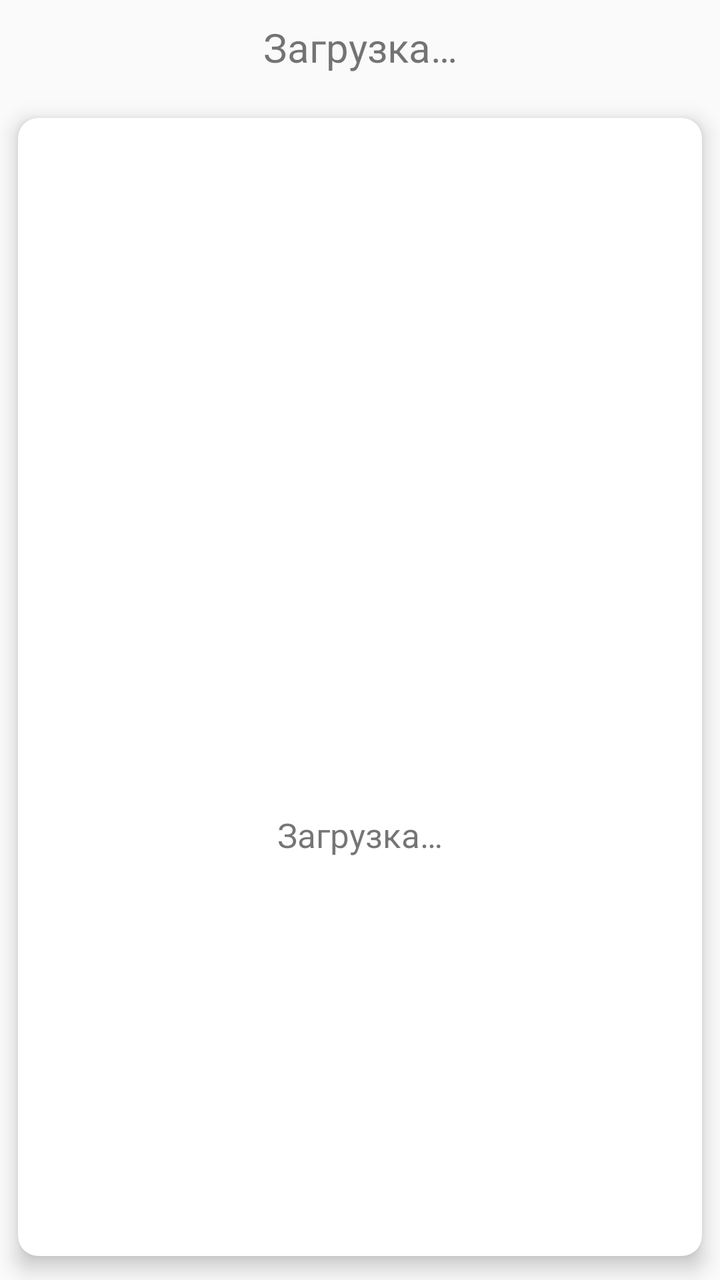
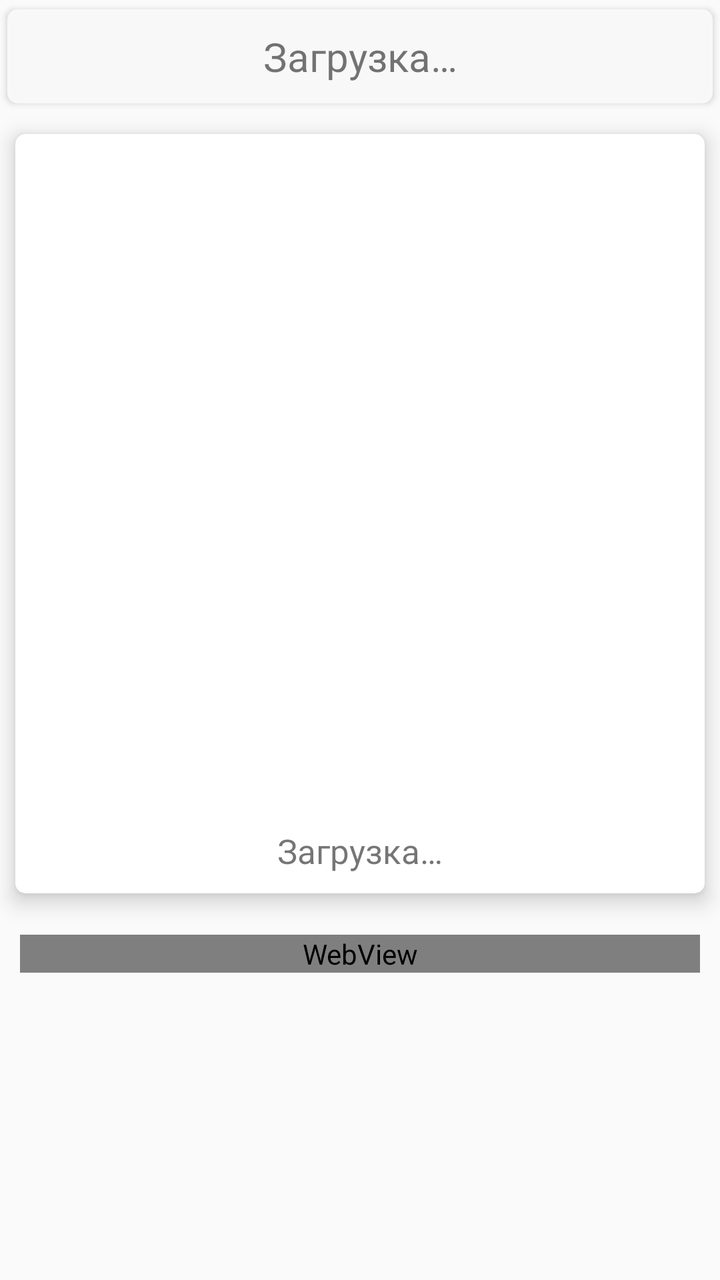

Compare the two renders of this Android layout. The source of the first and the diff that turns it into the second are given below.
<!-- AndroidManifest.xml: application theme AppTheme -->
<!-- res/layout/activity_full.xml -->
<?xml version="1.0" encoding="utf-8"?>
<LinearLayout
    xmlns:android="http://schemas.android.com/apk/res/android"
    xmlns:app="http://schemas.android.com/apk/res-auto"
    xmlns:tools="http://schemas.android.com/tools"
    android:id="@+id/main"
    android:orientation="vertical"
    android:layout_width="match_parent"
    android:layout_height="match_parent"
    tools:context=".activity.FullActivity">

    <TextView
        android:id="@+id/view_title_full"
        android:textAlignment="center"
        android:padding="10dp"
        android:layout_width="match_parent"
        android:layout_height="wrap_content"
        android:ellipsize="end"
        android:maxLines="1"
        android:singleLine="true"
        android:text="@string/example_title"
        android:textSize="20sp" />

    <androidx.cardview.widget.CardView
        android:layout_width="match_parent"
        android:layout_height="match_parent"
        android:scrollbars="vertical"
        app:cardCornerRadius="10dp"
        app:cardElevation="6dp"
        app:cardPreventCornerOverlap="true"
        app:cardUseCompatPadding="true"
        tools:layout_editor_absoluteX="1dp">

        <LinearLayout
            android:orientation="vertical"
            android:layout_width="match_parent"
            android:layout_height="match_parent">

            <ImageView
                android:id="@+id/view_image_full"
                android:layout_margin="20dp"
                android:layout_width="198dp"
                android:layout_height="297dp"
                android:layout_gravity="center|top"
                android:contentDescription="@string/todo" />

            <TextView
                android:id="@+id/view_descr"
                android:padding="10dp"
                android:layout_gravity="center"
                android:layout_width="wrap_content"
                android:layout_height="wrap_content"
                android:ellipsize="end"
                android:text="@string/example_title"
                android:textSize="17sp"
                tools:ignore="RtlCompat" />

        </LinearLayout>

    </androidx.cardview.widget.CardView>

</LinearLayout>
<!-- resources referenced by this layout -->
<resources>
  <string name="example_title">Загрузка…</string>
  <string name="todo">TODO</string>
  <style name="AppTheme" parent="Theme.AppCompat.Light.DarkActionBar">
          <item name="colorPrimary">#162687</item>
          <item name="colorPrimaryDark">#734E16</item>
      </style>
</resources>

<!-- the commit's change to res/layout/activity_full.xml (unified diff, before → after) -->
@@ -1,31 +1,49 @@
 <?xml version="1.0" encoding="utf-8"?>
+<ScrollView
+    xmlns:android="http://schemas.android.com/apk/res/android"
+    xmlns:tools="http://schemas.android.com/tools"
+    android:layout_width="match_parent"
+    android:layout_height="match_parent">
+
 <LinearLayout
-    xmlns:android="http://schemas.android.com/apk/res/android"
     xmlns:app="http://schemas.android.com/apk/res-auto"
-    xmlns:tools="http://schemas.android.com/tools"
     android:id="@+id/main"
+    android:scrollbars="vertical"
     android:orientation="vertical"
     android:layout_width="match_parent"
-    android:layout_height="match_parent"
-    tools:context=".activity.FullActivity">
+    android:layout_height="wrap_content"
+    tools:context=".activity.FullActivity"
+    tools:ignore="WebViewLayout">
 
-    <TextView
-        android:id="@+id/view_title_full"
-        android:textAlignment="center"
-        android:padding="10dp"
+    <androidx.cardview.widget.CardView
+        app:cardBackgroundColor="#F8F8F8"
         android:layout_width="match_parent"
-        android:layout_height="wrap_content"
-        android:ellipsize="end"
-        android:maxLines="1"
-        android:singleLine="true"
-        android:text="@string/example_title"
-        android:textSize="20sp" />
+        android:layout_height="match_parent"
+        xmlns:app="http://schemas.android.com/apk/res-auto"
+        android:scrollbars="vertical"
+        app:cardCornerRadius="5dp"
+        app:cardPreventCornerOverlap="true"
+        app:cardUseCompatPadding="true">
+
+        <TextView
+            android:id="@+id/view_title_full"
+            android:textAlignment="center"
+            android:padding="10dp"
+            android:layout_width="match_parent"
+            android:layout_height="wrap_content"
+            android:ellipsize="end"
+            android:maxLines="1"
+            android:singleLine="true"
+            android:text="@string/example_title"
+            android:textSize="20sp" />
+
+    </androidx.cardview.widget.CardView>
 
     <androidx.cardview.widget.CardView
         android:layout_width="match_parent"
         android:layout_height="match_parent"
         android:scrollbars="vertical"
-        app:cardCornerRadius="10dp"
+        app:cardCornerRadius="5dp"
         app:cardElevation="6dp"
         app:cardPreventCornerOverlap="true"
         app:cardUseCompatPadding="true"
@@ -34,7 +52,8 @@
         <LinearLayout
             android:orientation="vertical"
             android:layout_width="match_parent"
-            android:layout_height="match_parent">
+            android:layout_height="match_parent"
+            tools:ignore="UseCompoundDrawables">
 
             <ImageView
                 android:id="@+id/view_image_full"
@@ -54,9 +73,16 @@
                 android:text="@string/example_title"
                 android:textSize="17sp"
                 tools:ignore="RtlCompat" />
-
         </LinearLayout>
-
     </androidx.cardview.widget.CardView>
 
-</LinearLayout>
+    <WebView
+        android:id="@+id/webView"
+        android:layout_gravity="center"
+        android:layout_margin="10dp"
+        android:layout_width="match_parent"
+        android:layout_height="match_parent"/>
+
+    </LinearLayout>
+
+</ScrollView>
